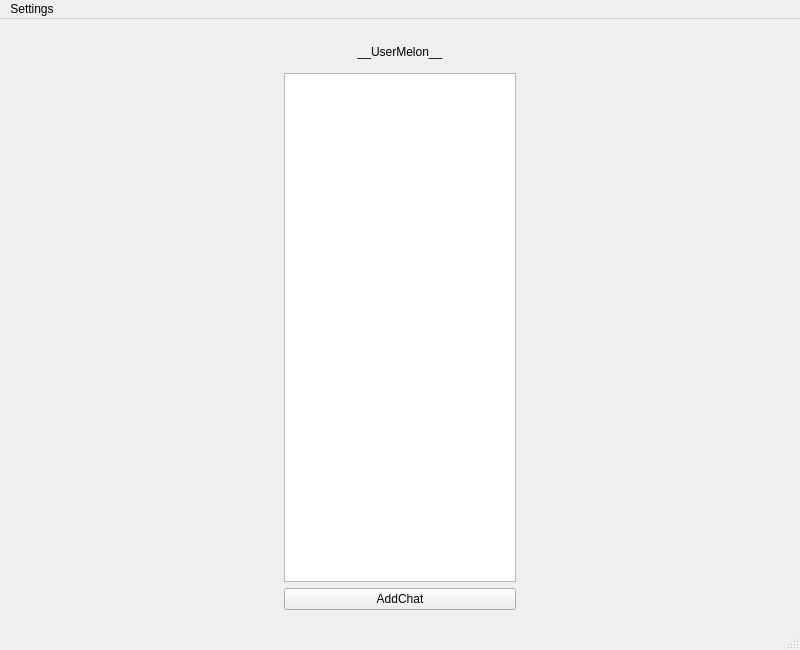
First picture: the form in src/client-desktop/ui/main_window.ui, repository kovdan01/melon, before the edit.
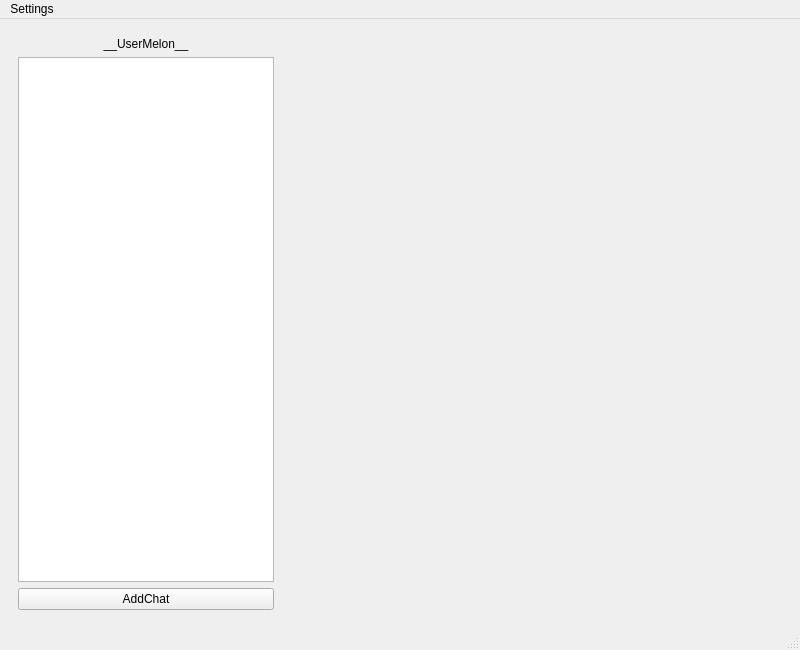
Second picture: the form after the edit. Custom widgets are drawn as their Qt base class.

Diff of the .ui file:
```diff
--- a/src/client-desktop/ui/main_window.ui
+++ b/src/client-desktop/ui/main_window.ui
@@ -44,34 +44,16 @@
      <height>500</height>
     </size>
    </property>
-   <layout class="QHBoxLayout" name="horizontalLayout_2" stretch="2,0">
+   <layout class="QHBoxLayout" name="horizontalLayout_2" stretch="1,9">
     <item>
-     <widget class="QWidget" name="ChatsMenuLayout" native="true">
-      <property name="enabled">
-       <bool>true</bool>
-      </property>
+     <widget class="QWidget" name="ChatListPlace" native="true">
       <property name="sizePolicy">
-       <sizepolicy hsizetype="Fixed" vsizetype="Expanding">
+       <sizepolicy hsizetype="Fixed" vsizetype="Preferred">
         <horstretch>0</horstretch>
         <verstretch>0</verstretch>
        </sizepolicy>
       </property>
-      <property name="minimumSize">
-       <size>
-        <width>250</width>
-        <height>0</height>
-       </size>
-      </property>
-      <property name="maximumSize">
-       <size>
-        <width>250</width>
-        <height>16777208</height>
-       </size>
-      </property>
-      <layout class="QVBoxLayout" name="verticalLayout_2" stretch="1,5,2">
-       <property name="sizeConstraint">
-        <enum>QLayout::SetDefaultConstraint</enum>
-       </property>
+      <layout class="QVBoxLayout" name="ChatsMenuLayout">
        <item>
         <widget class="QLabel" name="UserName">
          <property name="maximumSize">
@@ -92,7 +74,7 @@
         </widget>
        </item>
        <item>
-        <widget class="QListWidget" name="ChatList">
+        <widget class="melon::client_desktop::ChatListWidget" name="ChatList">
          <property name="sizePolicy">
           <sizepolicy hsizetype="Preferred" vsizetype="MinimumExpanding">
            <horstretch>0</horstretch>
@@ -217,6 +199,13 @@
    </property>
   </action>
  </widget>
+ <customwidgets>
+  <customwidget>
+   <class>melon::client_desktop::ChatListWidget</class>
+   <extends>QListWidget</extends>
+   <header location="global">chat_list_widget.hpp</header>
+  </customwidget>
+ </customwidgets>
  <resources/>
  <connections>
   <connection>
```
Left out of the diff: 21 changed lines with no effect on the pictures.
